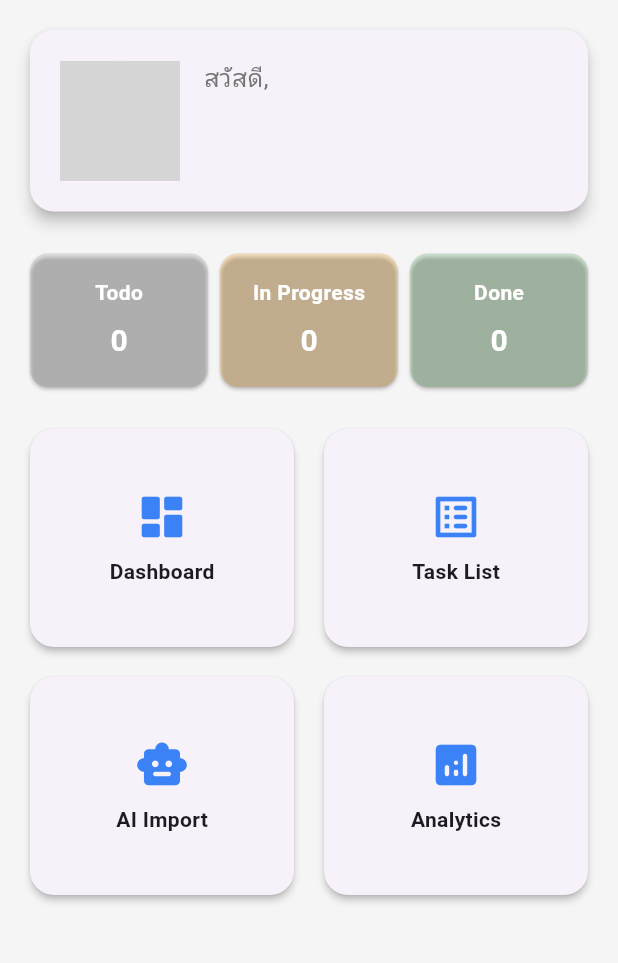
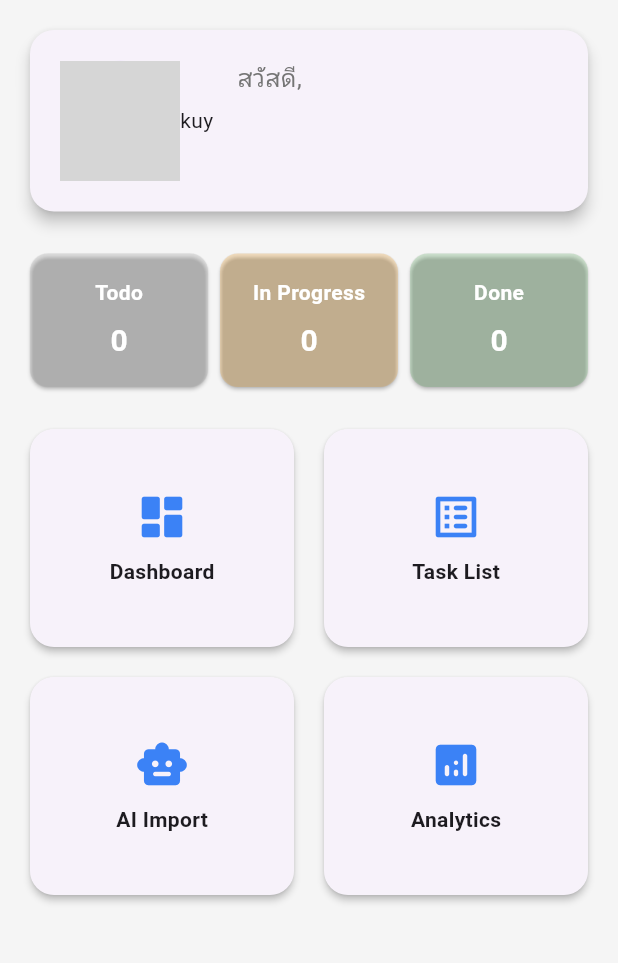
Before and after one commit to KR13SD/ai_task_management, a Flutter app: the HomePage screen opened by its route, on a phone screen of 412 x 824 dp, the part 84-1047 px from its top. Run offline on Flutter 3.47's test engine with Material 3 defaults, Android fonts, the phone set to English and light mode, and no system bars; our stand-ins replace cloud_firestore, firebase_auth, firebase_core, firebase_storage, get, google_fonts and 2 more; accounts and stored records are empty; Roboto replaces fonts that are missing (Kanit); grey boxes are pictures that could not be loaded.

Commit message:
Squashed commit of the following:
commit c619bbc94ba045a889b5df58f258300f1a214d48
Author: KR3 <fookkingkub@gmail.com>
Date:   Wed Aug 20 22:24:14 2025 +0700

    add text

```diff
--- a/lib/pages/home_page.dart
+++ b/lib/pages/home_page.dart
@@ -107,7 +107,7 @@ class HomePage extends StatelessWidget {
                           as ImageProvider,
               ),
             ),
-
+            const Text('kuy'),
             const SizedBox(width: 16),
             Expanded(
               child: Column(
```
